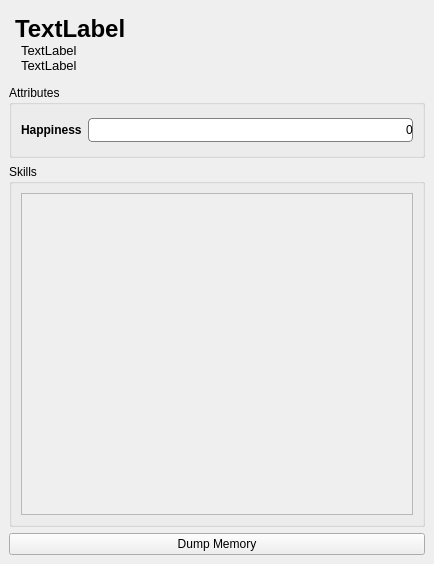
First picture: the form in ui/dwarfdetailsdock.ui, repository Dwarf-Therapist/Dwarf-Therapist, before the edit.
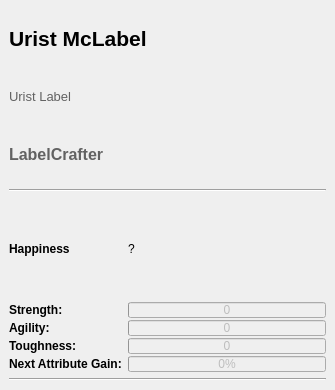
Second picture: the form after the edit.

Commit message: * Dwarf detail dock now shows attributes as well as a graph for when the next attribute will be gained  * Happiness is now a color-coded label instead of a progress bar which was weird  * added method to get the cumulative total xp for a dwarf  * switched several structures in GameDataReader to use QHash as opposed to QMap (I thought QMap was a hash-map but its not)  * added GameDataReader::get_xp_for_next_attribute_level which does what it says  * added simple name() method to Skill  * Skills in the dwarf details dock are now entries in a QTableWidget which helps with sorting/resizing

What changed in the file:
```diff
--- a/ui/dwarfdetailsdock.ui
+++ b/ui/dwarfdetailsdock.ui
@@ -6,8 +6,8 @@
    <rect>
     <x>0</x>
     <y>0</y>
-    <width>434</width>
-    <height>564</height>
+    <width>335</width>
+    <height>390</height>
    </rect>
   </property>
   <property name="font">
@@ -22,32 +22,66 @@
    <string>Dwarf Details</string>
   </property>
   <widget class="QWidget" name="dockWidgetContents">
-   <layout class="QVBoxLayout" name="verticalLayout_3" stretch="0,2,10,0">
+   <layout class="QVBoxLayout" name="vbox_main">
     <item>
      <layout class="QVBoxLayout" name="verticalLayout_2">
       <property name="spacing">
        <number>0</number>
       </property>
-      <property name="margin">
-       <number>6</number>
-      </property>
       <item>
        <widget class="QLabel" name="lbl_dwarf_name">
         <property name="font">
          <font>
           <family>Segoe UI</family>
-          <pointsize>18</pointsize>
+          <pointsize>16</pointsize>
           <weight>75</weight>
           <bold>true</bold>
          </font>
         </property>
         <property name="text">
-         <string>TextLabel</string>
+         <string>Urist McLabel</string>
         </property>
        </widget>
       </item>
       <item>
        <widget class="QLabel" name="lbl_translated_name">
+        <property name="palette">
+         <palette>
+          <active>
+           <colorrole role="WindowText">
+            <brush brushstyle="SolidPattern">
+             <color alpha="255">
+              <red>98</red>
+              <green>98</green>
+              <blue>98</blue>
+             </color>
+            </brush>
+           </colorrole>
+          </active>
+          <inactive>
+           <colorrole role="WindowText">
+            <brush brushstyle="SolidPattern">
+             <color alpha="255">
+              <red>98</red>
+              <green>98</green>
+              <blue>98</blue>
+             </color>
+            </brush>
+           </colorrole>
+          </inactive>
+          <disabled>
+           <colorrole role="WindowText">
+            <brush brushstyle="SolidPattern">
+             <color alpha="255">
+              <red>120</red>
+              <green>120</green>
+              <blue>120</blue>
+             </color>
+            </brush>
+           </colorrole>
+          </disabled>
+         </palette>
+        </property>
         <property name="font">
          <font>
           <family>Segoe UI</family>
@@ -57,131 +91,236 @@
          </font>
         </property>
         <property name="text">
-         <string>TextLabel</string>
+         <string>Urist Label</string>
+        </property>
+        <property name="margin">
+         <number>0</number>
         </property>
         <property name="indent">
-         <number>6</number>
+         <number>0</number>
         </property>
        </widget>
       </item>
       <item>
        <widget class="QLabel" name="lbl_profession">
+        <property name="palette">
+         <palette>
+          <active>
+           <colorrole role="WindowText">
+            <brush brushstyle="SolidPattern">
+             <color alpha="255">
+              <red>98</red>
+              <green>98</green>
+              <blue>98</blue>
+             </color>
+            </brush>
+           </colorrole>
+          </active>
+          <inactive>
+           <colorrole role="WindowText">
+            <brush brushstyle="SolidPattern">
+             <color alpha="255">
+              <red>98</red>
+              <green>98</green>
+              <blue>98</blue>
+             </color>
+            </brush>
+           </colorrole>
+          </inactive>
+          <disabled>
+           <colorrole role="WindowText">
+            <brush brushstyle="SolidPattern">
+             <color alpha="255">
+              <red>120</red>
+              <green>120</green>
+              <blue>120</blue>
+             </color>
+            </brush>
+           </colorrole>
+          </disabled>
+         </palette>
+        </property>
         <property name="font">
          <font>
           <family>Segoe UI</family>
-          <pointsize>10</pointsize>
-          <weight>50</weight>
-          <bold>false</bold>
+          <pointsize>12</pointsize>
+          <weight>75</weight>
+          <bold>true</bold>
          </font>
         </property>
         <property name="text">
-         <string>TextLabel</string>
+         <string>LabelCrafter</string>
+        </property>
+        <property name="margin">
+         <number>0</number>
         </property>
         <property name="indent">
-         <number>6</number>
+         <number>0</number>
         </property>
        </widget>
       </item>
      </layout>
     </item>
     <item>
-     <widget class="QGroupBox" name="gb_attributes">
-      <property name="title">
-       <string>Attributes</string>
+     <widget class="Line" name="line">
+      <property name="orientation">
+       <enum>Qt::Horizontal</enum>
       </property>
-      <layout class="QVBoxLayout" name="verticalLayout">
-       <item>
-        <layout class="QHBoxLayout" name="horizontalLayout">
-         <item>
-          <widget class="QLabel" name="label">
-           <property name="font">
-            <font>
-             <weight>75</weight>
-             <bold>true</bold>
-            </font>
-           </property>
-           <property name="text">
-            <string>Happiness</string>
-           </property>
-          </widget>
-         </item>
-         <item>
-          <widget class="QProgressBar" name="pb_happiness">
-           <property name="layoutDirection">
-            <enum>Qt::LeftToRight</enum>
-           </property>
-           <property name="styleSheet">
-            <string>QProgressBar:horizontal {
-	border: 1px solid grey;
-	border-radius: 4px;
-	background-color: 
-		qlineargradient(spread:pad, x1:0, y1:0, x2:1, y2:0, 
-			stop:0 rgba(255, 0, 0, 255), 
-			stop:0.5 rgba(255,255,0,255),
-			stop:1 rgba(0,255,0,255)
-		);
-	text-align: right;
-	margin-right: 7ex;
-}
-
-QProgressBar::chunk {
-	border-right: 3px solid rgba(0, 0, 0, 64)
-	/*	background: rgba(255, 255, 255, 10);*/
-
-}</string>
-           </property>
-           <property name="maximum">
-            <number>150</number>
-           </property>
-           <property name="value">
-            <number>0</number>
-           </property>
-           <property name="invertedAppearance">
-            <bool>false</bool>
-           </property>
-           <property name="format">
-            <string>%v</string>
-           </property>
-          </widget>
-         </item>
-        </layout>
-       </item>
-      </layout>
      </widget>
     </item>
     <item>
-     <widget class="QGroupBox" name="gb_skills">
-      <property name="title">
-       <string>Skills</string>
+     <layout class="QGridLayout" name="gridLayout">
+      <property name="verticalSpacing">
+       <number>2</number>
       </property>
-      <layout class="QVBoxLayout" name="verticalLayout_4">
-       <item>
-        <widget class="QScrollArea" name="sa_skills">
-         <property name="horizontalScrollBarPolicy">
-          <enum>Qt::ScrollBarAsNeeded</enum>
-         </property>
-         <property name="widgetResizable">
-          <bool>true</bool>
-         </property>
-         <widget class="QWidget" name="sa_contents">
-          <property name="geometry">
-           <rect>
-            <x>0</x>
-            <y>0</y>
-            <width>394</width>
-            <height>299</height>
-           </rect>
-          </property>
-         </widget>
-        </widget>
-       </item>
-      </layout>
-     </widget>
+      <item row="0" column="0">
+       <widget class="QLabel" name="label_5">
+        <property name="font">
+         <font>
+          <weight>75</weight>
+          <bold>true</bold>
+         </font>
+        </property>
+        <property name="text">
+         <string>Happiness</string>
+        </property>
+       </widget>
+      </item>
+      <item row="0" column="1">
+       <widget class="QLabel" name="lbl_happiness">
+        <property name="text">
+         <string>?</string>
+        </property>
+       </widget>
+      </item>
+      <item row="1" column="0">
+       <widget class="QLabel" name="label">
+        <property name="font">
+         <font>
+          <weight>75</weight>
+          <bold>true</bold>
+         </font>
+        </property>
+        <property name="text">
+         <string>Strength:</string>
+        </property>
+       </widget>
+      </item>
+      <item row="1" column="1">
+       <widget class="QProgressBar" name="pb_strength">
+        <property name="enabled">
+         <bool>false</bool>
+        </property>
+        <property name="styleSheet">
+         <string>height: 14px;</string>
+        </property>
+        <property name="maximum">
+         <number>5</number>
+        </property>
+        <property name="value">
+         <number>0</number>
+        </property>
+        <property name="format">
+         <string>%v</string>
+        </property>
+       </widget>
+      </item>
+      <item row="2" column="0">
+       <widget class="QLabel" name="label_2">
+        <property name="font">
+         <font>
+          <weight>75</weight>
+          <bold>true</bold>
+         </font>
+        </property>
+        <property name="text">
+         <string>Agility:</string>
+        </property>
+       </widget>
+      </item>
+      <item row="2" column="1">
+       <widget class="QProgressBar" name="pb_agility">
+        <property name="enabled">
+         <bool>false</bool>
+        </property>
+        <property name="styleSheet">
+         <string>height: 14px;</string>
+        </property>
+        <property name="maximum">
+         <number>5</number>
+        </property>
+        <property name="value">
+         <number>0</number>
+        </property>
+        <property name="format">
+         <string>%v</string>
+        </property>
+       </widget>
+      </item>
+      <item row="3" column="0">
+       <widget class="QLabel" name="label_3">
+        <property name="font">
+         <font>
+          <weight>75</weight>
+          <bold>true</bold>
+         </font>
+        </property>
+        <property name="text">
+         <string>Toughness:</string>
+        </property>
+       </widget>
+      </item>
+      <item row="3" column="1">
+       <widget class="QProgressBar" name="pb_toughness">
+        <property name="enabled">
+         <bool>false</bool>
+        </property>
+        <property name="styleSheet">
+         <string>height: 14px;</string>
+        </property>
+        <property name="maximum">
+         <number>5</number>
+        </property>
+        <property name="value">
+         <number>0</number>
+        </property>
+        <property name="format">
+         <string>%v</string>
+        </property>
+       </widget>
+      </item>
+      <item row="4" column="0">
+       <widget class="QLabel" name="label_4">
+        <property name="font">
+         <font>
+          <weight>75</weight>
+          <bold>true</bold>
+         </font>
+        </property>
+        <property name="text">
+         <string>Next Attribute Gain:</string>
+        </property>
+       </widget>
+      </item>
+      <item row="4" column="1">
+       <widget class="QProgressBar" name="pb_next_attribute_gain">
+        <property name="enabled">
+         <bool>false</bool>
+        </property>
+        <property name="styleSheet">
+         <string>height: 14px;</string>
+        </property>
+        <property name="value">
+         <number>0</number>
+        </property>
+       </widget>
+      </item>
+     </layout>
     </item>
     <item>
-     <widget class="QPushButton" name="pushButton">
-      <property name="text">
-       <string>Dump Memory</string>
+     <widget class="Line" name="line_2">
+      <property name="orientation">
+       <enum>Qt::Horizontal</enum>
       </property>
      </widget>
     </item>
```
Left out of the diff: 2 changed lines with no effect on the pictures. The commit also changes 10 other files.
